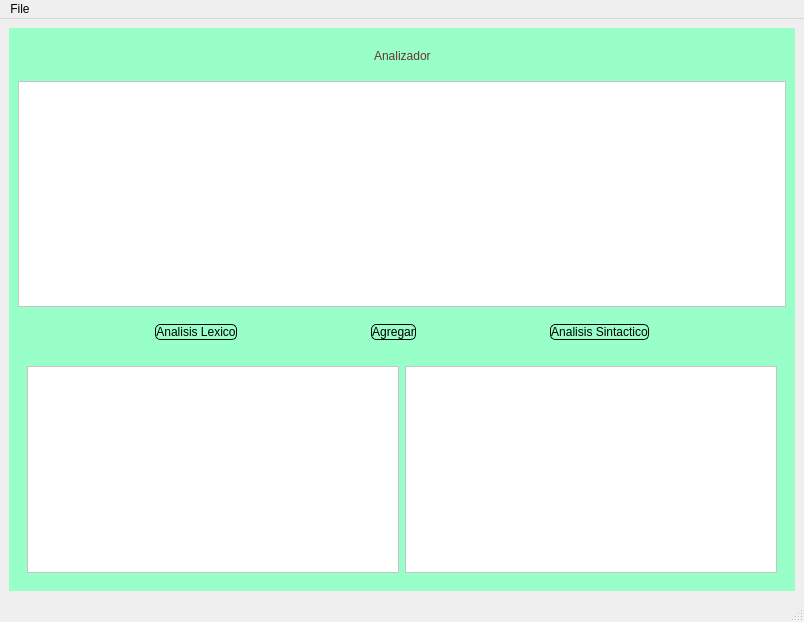
2CarlosCervantespac/Sem_Trad_II_project, file mainwindow.ui: the form before one commit.
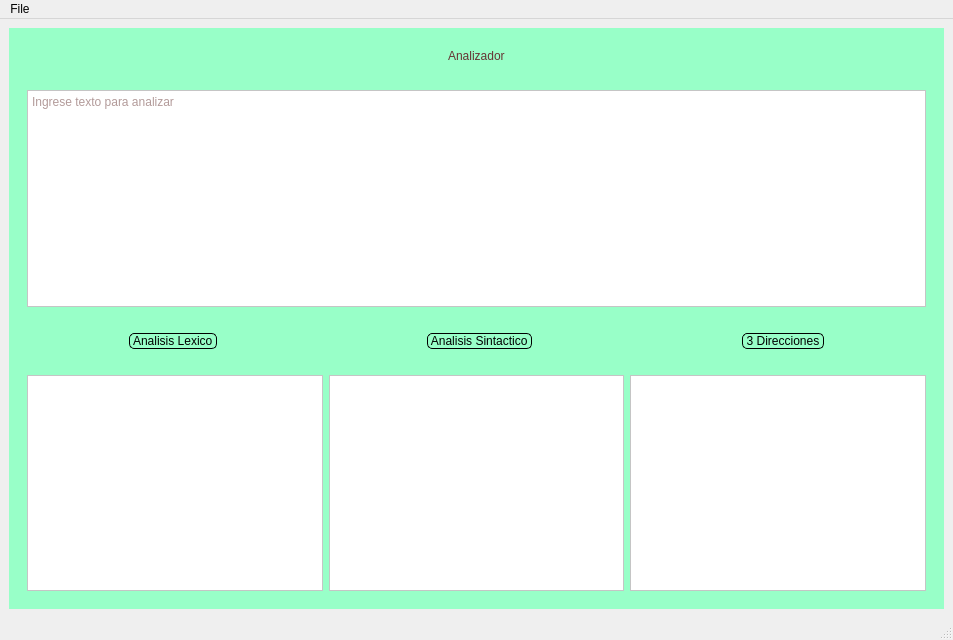
The form after the commit.

Commit message: Interfaz 3 direcciones

The edit to the form file:
```diff
--- a/mainwindow.ui
+++ b/mainwindow.ui
@@ -6,8 +6,8 @@
    <rect>
     <x>0</x>
     <y>0</y>
-    <width>804</width>
-    <height>622</height>
+    <width>953</width>
+    <height>640</height>
    </rect>
   </property>
   <property name="windowTitle">
@@ -15,7 +15,7 @@
   </property>
   <widget class="QWidget" name="centralwidget">
    <layout class="QGridLayout" name="gridLayout">
-    <item row="0" column="0">
+    <item row="0" column="1">
      <widget class="QWidget" name="widget" native="true">
       <property name="styleSheet">
        <string notr="true">QWidget{
@@ -77,11 +77,20 @@
         </widget>
        </item>
        <item>
-        <widget class="QPlainTextEdit" name="plainTextEdit">
-         <property name="styleSheet">
-          <string notr="true">background-color: rgb(255, 255, 255);
+        <widget class="QWidget" name="widget_5" native="true">
+         <layout class="QHBoxLayout" name="horizontalLayout_3">
+          <item>
+           <widget class="QPlainTextEdit" name="plainTextEdit">
+            <property name="styleSheet">
+             <string notr="true">background-color: rgb(255, 255, 255);
 font: 12pt &quot;Arial&quot;;</string>
-         </property>
+            </property>
+            <property name="placeholderText">
+             <string notr="true">Ingrese texto para analizar</string>
+            </property>
+           </widget>
+          </item>
+         </layout>
         </widget>
        </item>
        <item>
@@ -119,7 +128,7 @@
              <string notr="true"/>
             </property>
             <property name="text">
-             <string>Analisis Lexico</string>
+             <string> Analisis Lexico </string>
             </property>
            </widget>
           </item>
@@ -137,14 +146,7 @@
            </spacer>
           </item>
           <item>
-           <widget class="QPushButton" name="pushButton_3">
-            <property name="text">
-             <string>Agregar</string>
-            </property>
-           </widget>
-          </item>
-          <item>
-           <spacer name="horizontalSpacer_4">
+           <spacer name="horizontalSpacer_8">
             <property name="orientation">
              <enum>Qt::Horizontal</enum>
             </property>
@@ -162,7 +164,7 @@
              <string notr="true"/>
             </property>
             <property name="text">
-             <string>Analisis Sintactico</string>
+             <string> Analisis Sintactico </string>
             </property>
            </widget>
           </item>
@@ -179,6 +181,39 @@
             </property>
            </spacer>
           </item>
+          <item>
+           <spacer name="horizontalSpacer_4">
+            <property name="orientation">
+             <enum>Qt::Horizontal</enum>
+            </property>
+            <property name="sizeHint" stdset="0">
+             <size>
+              <width>40</width>
+              <height>20</height>
+             </size>
+            </property>
+           </spacer>
+          </item>
+          <item>
+           <widget class="QPushButton" name="pushButton_3">
+            <property name="text">
+             <string> 3 Direcciones </string>
+            </property>
+           </widget>
+          </item>
+          <item>
+           <spacer name="horizontalSpacer_7">
+            <property name="orientation">
+             <enum>Qt::Horizontal</enum>
+            </property>
+            <property name="sizeHint" stdset="0">
+             <size>
+              <width>40</width>
+              <height>20</height>
+             </size>
+            </property>
+           </spacer>
+          </item>
          </layout>
         </widget>
        </item>
@@ -206,6 +241,14 @@
             </property>
            </widget>
           </item>
+          <item>
+           <widget class="QPlainTextEdit" name="plainTextEdit_3">
+            <property name="styleSheet">
+             <string notr="true">background-color: rgb(255, 255, 255);
+font: 12pt &quot;Arial&quot;;</string>
+            </property>
+           </widget>
+          </item>
          </layout>
         </widget>
        </item>
@@ -219,7 +262,7 @@
     <rect>
      <x>0</x>
      <y>0</y>
-     <width>804</width>
+     <width>953</width>
      <height>22</height>
     </rect>
    </property>
```
The commit also changes 7 other files.
